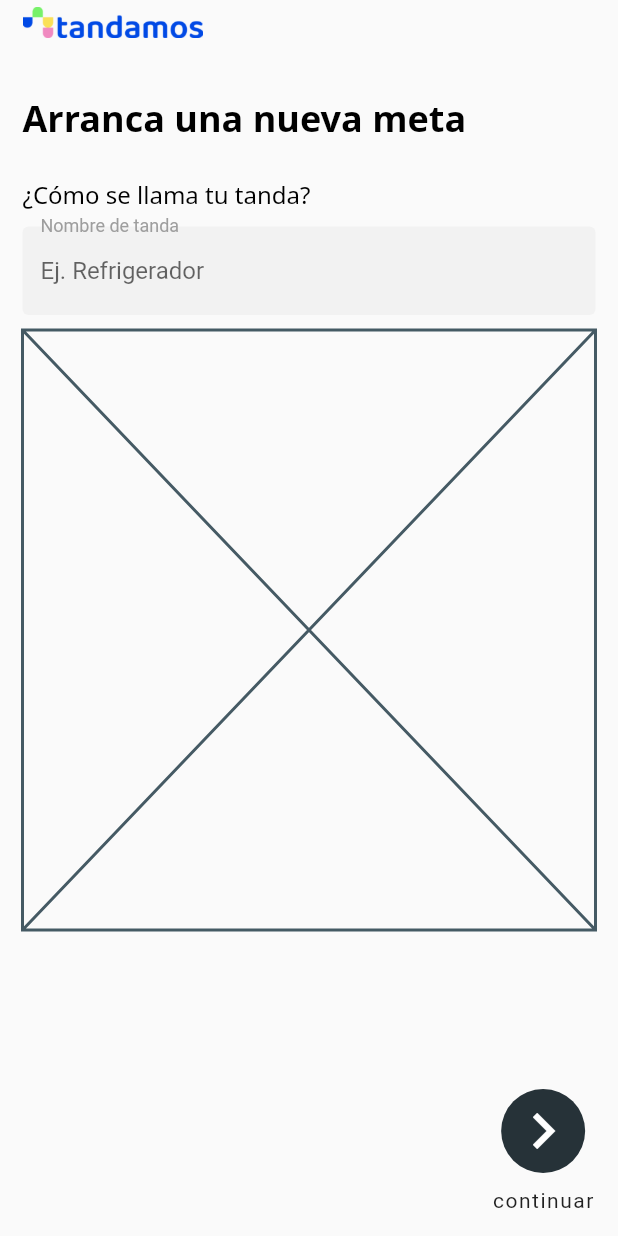
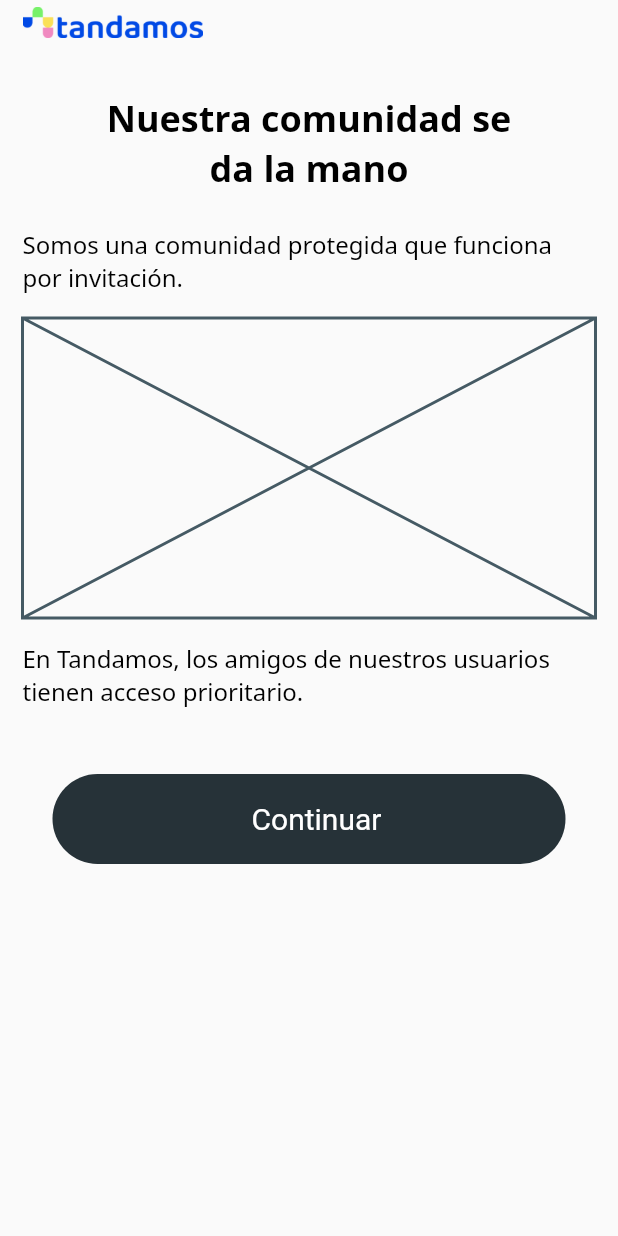
Before and after one commit to sjmamani/tandamos, a Flutter app: the screen it shows after launch, on a phone screen of 412 x 824 dp. Run offline on Flutter 3.47's test engine with Material 2 defaults, Android fonts, the light colour scheme and no system bars; Roboto replaces fonts that are missing (Noto Sans).

Commit message:
Agrega dos pantallas de waiting list
- Pantalla Sé parte de nuestra comunidad / Introducir Código Invitación
- Pantalla Nuestra comunidad se da la mano

```diff
--- /dev/null
+++ b/lib/app/modules/waiting_list/waiting_list_page.dart
@@ -0,0 +1,63 @@
+import 'package:flutter/material.dart';
+import 'package:tandamos/app/modules/waiting_list/waiting_list_next_page.dart';
+import 'package:tandamos/app/screens/commons/primary_custom_button.dart';
+import 'package:tandamos/app/screens/commons/tandamos_logo.dart';
+import 'package:tandamos/app/theme/app_theme.dart';
+
+class WaitingListPage extends StatelessWidget {
+  const WaitingListPage({Key? key}) : super(key: key);
+
+  @override
+  Widget build(BuildContext context) {
+    return SafeArea(
+      child: Scaffold(
+        body: Padding(
+          padding: const EdgeInsets.symmetric(horizontal: 15),
+          child: Column(
+            crossAxisAlignment: CrossAxisAlignment.start,
+            children: [
+              const TandamosLogo(),
+              k32Vertical,
+              Padding(
+                padding: const EdgeInsets.symmetric(horizontal: 40),
+                child: Text(
+                  'Nuestra comunidad se da la mano',
+                  style: kH3,
+                  textAlign: TextAlign.center,
+                ),
+              ),
+              k24Vertical,
+              Text(
+                'Somos una comunidad protegida que funciona por invitación.',
+                style: kP,
+              ),
+              k16Vertical,
+              const Placeholder(
+                fallbackHeight: 200.0,
+              ),
+              k16Vertical,
+              Text(
+                'En Tandamos, los amigos de nuestros usuarios tienen acceso prioritario.',
+                style: kP,
+              ),
+              k24Vertical,
+              PrimaryCustomButton(
+                text: 'Continuar',
+                onPressed: () => Navigator.push(
+                  context,
+                  MaterialPageRoute<void>(
+                    builder: (BuildContext context) =>
+                        const WaitingListNextPage(),
+                  ),
+                ),
+                color: kC,
+                height: 60,
+                width: 20,
+              ),
+            ],
+          ),
+        ),
+      ),
+    );
+  }
+}
--- a/lib/app/screens/commons/primary_custom_button.dart
+++ b/lib/app/screens/commons/primary_custom_button.dart
@@ -10,25 +10,30 @@ class PrimaryCustomButton extends StatelessWidget {
     required this.onPressed,
     this.icon,
     this.fontSize = 20,
+    this.height = 50,
+    this.width = 0,
   }) : super(key: key);
 
   final String text;
   final double fontSize;
   final Color color;
   final Icon? icon;
+  final double height;
+  final double width;
   final Function() onPressed;
 
   @override
   Widget build(BuildContext context) {
     final iconWidget = icon ?? const SizedBox.shrink();
     return Padding(
-      padding: const EdgeInsets.symmetric(
-        vertical: 10,
+      padding: EdgeInsets.symmetric(
+        vertical: 20,
+        horizontal: width,
       ),
       child: ElevatedButton(
         onPressed: onPressed,
         style: ElevatedButton.styleFrom(
-          minimumSize: const Size.fromHeight(50),
+          minimumSize: Size.fromHeight(height),
           textStyle: const TextStyle(fontSize: 20),
           elevation: 0.0,
           primary: color,
--- a/lib/tendamos_app.dart
+++ b/lib/tendamos_app.dart
@@ -1,5 +1,6 @@
 import 'package:flutter/material.dart';
 import 'package:tandamos/app/modules/new_tanda/new_tanda_page.dart';
+import 'package:tandamos/app/modules/waiting_list/waiting_list_page.dart';
 import 'package:tandamos/app/theme/app_theme.dart';
 
 class TendamosApp extends StatelessWidget {
@@ -10,7 +11,7 @@ class TendamosApp extends StatelessWidget {
       theme: ThemeData(
         primaryColor: kPrimary,
       ),
-      home: const NewTandaPage(),
+      home: const WaitingListPage(),
     );
   }
 }
```
Also changed, not shown: lib/app/modules/waiting_list/waiting_list_next_page.dart (added, +86 -0 lines).
